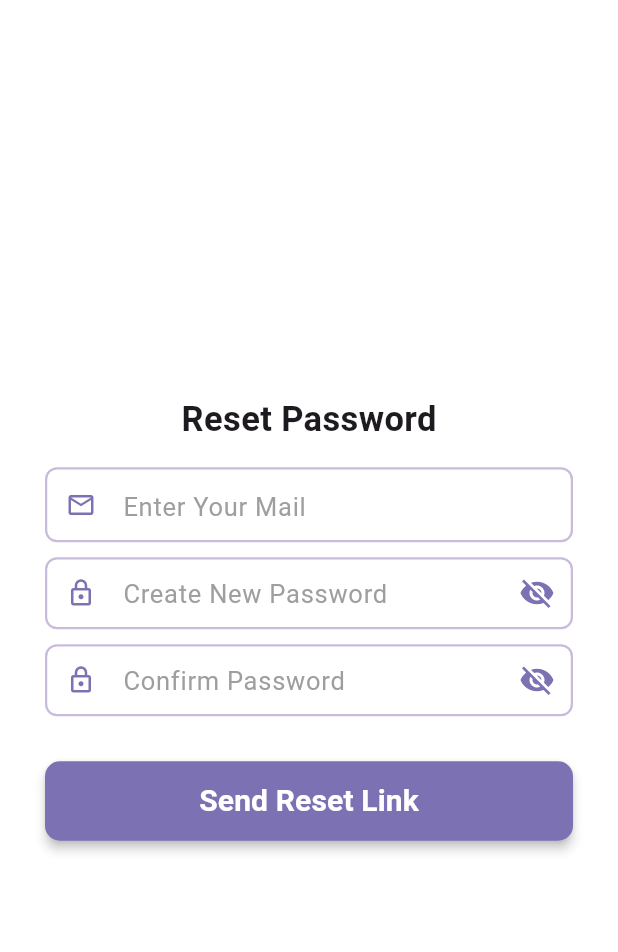
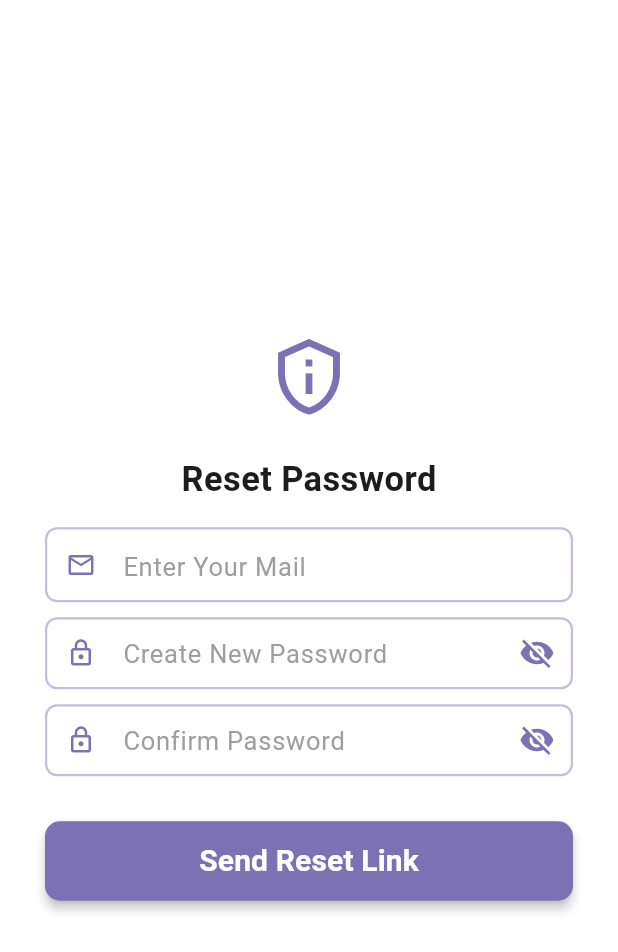
Before and after one commit to abdullahjohar23/basic-login-signup, a Flutter app: the ForgotPasswordPage screen opened directly, on a phone screen of 412 x 824 dp. Shown: the top 952 px of the screen. Run offline on Flutter 3.47's test engine with Material 3 defaults, Android fonts, the phone set to English and light mode, and no system bars; our stand-ins replace cloud_firestore, firebase_auth, firebase_core, get; accounts and stored records are empty; project files that could hold a hidden picture were left out.

Commit message:
icon added for design purpose

```diff
--- a/lib/forgotpassword.dart
+++ b/lib/forgotpassword.dart
@@ -33,6 +33,15 @@ class _ForgotPasswordPageState extends State<ForgotPasswordPage> {
                         // crossAxisAlignment: CrossAxisAlignment.center,
 
                         children: [
+                            //* Icon
+                            Icon(
+                                Icons.privacy_tip_outlined,
+                                size: 55,
+                                color: Color(0xff7c71b2),
+                            ),
+
+                            SizedBox(height: 25),
+
                             //* Reset Password Label
                             Text(
                                 'Reset Password',
```
